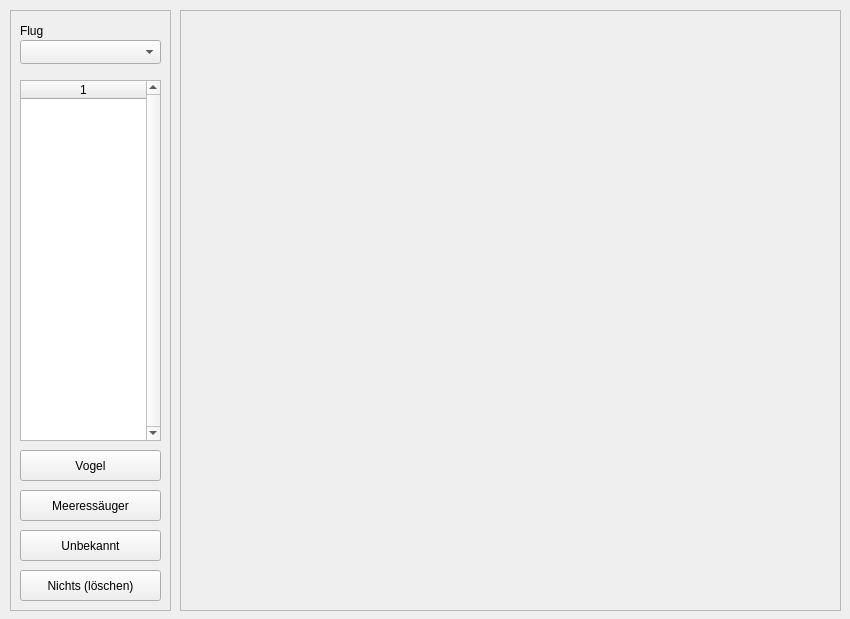
ifaoe/2014-10-Bird-View, file mainwindow.ui: the form before one commit.
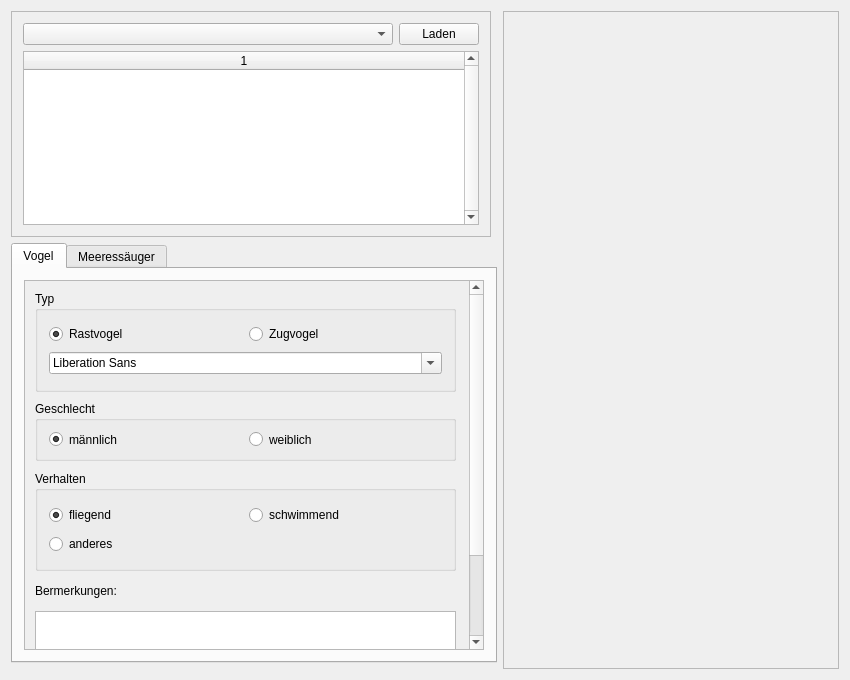
The form after the commit.

Diff of the .ui file:
```diff
--- a/mainwindow.ui
+++ b/mainwindow.ui
@@ -7,169 +7,381 @@
     <x>0</x>
     <y>0</y>
     <width>850</width>
-    <height>619</height>
+    <height>680</height>
    </rect>
   </property>
+  <property name="minimumSize">
+   <size>
+    <width>0</width>
+    <height>640</height>
+   </size>
+  </property>
   <property name="windowTitle">
    <string>MainWindow</string>
   </property>
   <widget class="QWidget" name="centralWidget">
-   <widget class="QFrame" name="frame">
-    <property name="geometry">
-     <rect>
-      <x>180</x>
-      <y>10</y>
-      <width>661</width>
-      <height>601</height>
-     </rect>
-    </property>
-    <property name="frameShape">
-     <enum>QFrame::StyledPanel</enum>
-    </property>
-    <property name="frameShadow">
-     <enum>QFrame::Raised</enum>
-    </property>
-    <widget class="QScrollArea" name="scrollArea">
-     <property name="geometry">
-      <rect>
-       <x>0</x>
-       <y>0</y>
-       <width>661</width>
-       <height>601</height>
-      </rect>
-     </property>
-     <property name="widgetResizable">
-      <bool>true</bool>
-     </property>
-     <widget class="QWidget" name="scrollAreaWidgetContents">
-      <property name="geometry">
-       <rect>
-        <x>0</x>
-        <y>0</y>
-        <width>657</width>
-        <height>597</height>
-       </rect>
+   <property name="layoutDirection">
+    <enum>Qt::LeftToRight</enum>
+   </property>
+   <layout class="QGridLayout" name="gridLayout_3">
+    <item row="0" column="1" rowspan="3">
+     <widget class="QScrollArea" name="scrArea">
+      <property name="widgetResizable">
+       <bool>true</bool>
       </property>
+      <widget class="QWidget" name="wdgImage">
+       <property name="geometry">
+        <rect>
+         <x>0</x>
+         <y>0</y>
+         <width>342</width>
+         <height>660</height>
+        </rect>
+       </property>
+       <zorder>frame_2</zorder>
+       <zorder>frame_2</zorder>
+       <zorder>frame_2</zorder>
+      </widget>
      </widget>
-    </widget>
-   </widget>
-   <widget class="QFrame" name="frame_2">
-    <property name="geometry">
-     <rect>
-      <x>10</x>
-      <y>10</y>
-      <width>161</width>
-      <height>601</height>
-     </rect>
-    </property>
-    <property name="frameShape">
-     <enum>QFrame::StyledPanel</enum>
-    </property>
-    <property name="frameShadow">
-     <enum>QFrame::Raised</enum>
-    </property>
-    <widget class="QTableWidget" name="tableWidget">
-     <property name="geometry">
-      <rect>
-       <x>10</x>
-       <y>70</y>
-       <width>141</width>
-       <height>361</height>
-      </rect>
-     </property>
-     <property name="verticalScrollBarPolicy">
-      <enum>Qt::ScrollBarAlwaysOn</enum>
-     </property>
-     <property name="alternatingRowColors">
-      <bool>true</bool>
-     </property>
-     <property name="columnCount">
-      <number>1</number>
-     </property>
-     <attribute name="horizontalHeaderCascadingSectionResizes">
-      <bool>true</bool>
-     </attribute>
-     <attribute name="horizontalHeaderStretchLastSection">
-      <bool>true</bool>
-     </attribute>
-     <column/>
-    </widget>
-    <widget class="QPushButton" name="btnBird">
-     <property name="geometry">
-      <rect>
-       <x>10</x>
-       <y>440</y>
-       <width>141</width>
-       <height>31</height>
-      </rect>
-     </property>
-     <property name="text">
-      <string>Vogel</string>
-     </property>
-    </widget>
-    <widget class="QPushButton" name="btnMammal">
-     <property name="geometry">
-      <rect>
-       <x>10</x>
-       <y>480</y>
-       <width>141</width>
-       <height>31</height>
-      </rect>
-     </property>
-     <property name="text">
-      <string>Meeressäuger</string>
-     </property>
-    </widget>
-    <widget class="QPushButton" name="btnTrash">
-     <property name="geometry">
-      <rect>
-       <x>10</x>
-       <y>560</y>
-       <width>141</width>
-       <height>31</height>
-      </rect>
-     </property>
-     <property name="text">
-      <string>Nichts (löschen)</string>
-     </property>
-    </widget>
-    <widget class="QPushButton" name="btnUfo">
-     <property name="geometry">
-      <rect>
-       <x>10</x>
-       <y>520</y>
-       <width>141</width>
-       <height>31</height>
-      </rect>
-     </property>
-     <property name="text">
-      <string>Unbekannt</string>
-     </property>
-    </widget>
-    <widget class="QComboBox" name="cmbSession">
-     <property name="geometry">
-      <rect>
-       <x>10</x>
-       <y>30</y>
-       <width>141</width>
-       <height>24</height>
-      </rect>
-     </property>
-    </widget>
-    <widget class="QLabel" name="lblSession">
-     <property name="geometry">
-      <rect>
-       <x>10</x>
-       <y>10</y>
-       <width>141</width>
-       <height>21</height>
-      </rect>
-     </property>
-     <property name="text">
-      <string>Flug</string>
-     </property>
-    </widget>
-   </widget>
+    </item>
+    <item row="0" column="0">
+     <widget class="QFrame" name="frame">
+      <property name="sizePolicy">
+       <sizepolicy hsizetype="Fixed" vsizetype="MinimumExpanding">
+        <horstretch>0</horstretch>
+        <verstretch>0</verstretch>
+       </sizepolicy>
+      </property>
+      <property name="minimumSize">
+       <size>
+        <width>480</width>
+        <height>200</height>
+       </size>
+      </property>
+      <property name="frameShape">
+       <enum>QFrame::StyledPanel</enum>
+      </property>
+      <property name="frameShadow">
+       <enum>QFrame::Raised</enum>
+      </property>
+      <layout class="QGridLayout" name="gridLayout_4">
+       <item row="0" column="0">
+        <widget class="QComboBox" name="cmbSession"/>
+       </item>
+       <item row="1" column="0" colspan="2">
+        <widget class="QTableWidget" name="tblObjects">
+         <property name="verticalScrollBarPolicy">
+          <enum>Qt::ScrollBarAlwaysOn</enum>
+         </property>
+         <property name="alternatingRowColors">
+          <bool>true</bool>
+         </property>
+         <property name="columnCount">
+          <number>1</number>
+         </property>
+         <attribute name="horizontalHeaderCascadingSectionResizes">
+          <bool>true</bool>
+         </attribute>
+         <attribute name="horizontalHeaderStretchLastSection">
+          <bool>true</bool>
+         </attribute>
+         <column/>
+        </widget>
+       </item>
+       <item row="0" column="1">
+        <widget class="QPushButton" name="btnSession">
+         <property name="sizePolicy">
+          <sizepolicy hsizetype="Fixed" vsizetype="Fixed">
+           <horstretch>0</horstretch>
+           <verstretch>0</verstretch>
+          </sizepolicy>
+         </property>
+         <property name="text">
+          <string>Laden</string>
+         </property>
+        </widget>
+       </item>
+      </layout>
+     </widget>
+    </item>
+    <item row="1" column="0">
+     <widget class="QTabWidget" name="wdgTabTypes">
+      <property name="sizePolicy">
+       <sizepolicy hsizetype="Fixed" vsizetype="MinimumExpanding">
+        <horstretch>0</horstretch>
+        <verstretch>0</verstretch>
+       </sizepolicy>
+      </property>
+      <property name="minimumSize">
+       <size>
+        <width>480</width>
+        <height>420</height>
+       </size>
+      </property>
+      <property name="currentIndex">
+       <number>0</number>
+      </property>
+      <widget class="QWidget" name="tabBird">
+       <attribute name="title">
+        <string>Vogel</string>
+       </attribute>
+       <layout class="QGridLayout" name="gridLayout_2">
+        <item row="0" column="0">
+         <widget class="QScrollArea" name="scrollArea">
+          <property name="sizePolicy">
+           <sizepolicy hsizetype="Fixed" vsizetype="Expanding">
+            <horstretch>0</horstretch>
+            <verstretch>0</verstretch>
+           </sizepolicy>
+          </property>
+          <property name="minimumSize">
+           <size>
+            <width>460</width>
+            <height>0</height>
+           </size>
+          </property>
+          <property name="widgetResizable">
+           <bool>true</bool>
+          </property>
+          <widget class="QWidget" name="scrollAreaWidgetContents_3">
+           <property name="geometry">
+            <rect>
+             <x>0</x>
+             <y>0</y>
+             <width>444</width>
+             <height>480</height>
+            </rect>
+           </property>
+           <property name="sizePolicy">
+            <sizepolicy hsizetype="Preferred" vsizetype="MinimumExpanding">
+             <horstretch>0</horstretch>
+             <verstretch>0</verstretch>
+            </sizepolicy>
+           </property>
+           <property name="minimumSize">
+            <size>
+             <width>0</width>
+             <height>480</height>
+            </size>
+           </property>
+           <widget class="QGroupBox" name="groupBox_2">
+            <property name="geometry">
+             <rect>
+              <x>10</x>
+              <y>120</y>
+              <width>421</width>
+              <height>60</height>
+             </rect>
+            </property>
+            <property name="sizePolicy">
+             <sizepolicy hsizetype="MinimumExpanding" vsizetype="Fixed">
+              <horstretch>0</horstretch>
+              <verstretch>0</verstretch>
+             </sizepolicy>
+            </property>
+            <property name="autoFillBackground">
+             <bool>false</bool>
+            </property>
+            <property name="title">
+             <string>Geschlecht</string>
+            </property>
+            <property name="flat">
+             <bool>false</bool>
+            </property>
+            <layout class="QHBoxLayout" name="horizontalLayout_5">
+             <item>
+              <widget class="QRadioButton" name="rbMaleMB">
+               <property name="text">
+                <string>männlich</string>
+               </property>
+               <property name="checked">
+                <bool>true</bool>
+               </property>
+               <attribute name="buttonGroup">
+                <string notr="true">btngBirdGnd</string>
+               </attribute>
+              </widget>
+             </item>
+             <item>
+              <widget class="QRadioButton" name="rbFemaleMB">
+               <property name="text">
+                <string>weiblich</string>
+               </property>
+               <attribute name="buttonGroup">
+                <string notr="true">btngBirdGnd</string>
+               </attribute>
+              </widget>
+             </item>
+            </layout>
+           </widget>
+           <widget class="QPushButton" name="btnReady">
+            <property name="geometry">
+             <rect>
+              <x>10</x>
+              <y>450</y>
+              <width>421</width>
+              <height>23</height>
+             </rect>
+            </property>
+            <property name="text">
+             <string>Fertig</string>
+            </property>
+           </widget>
+           <widget class="QLabel" name="label">
+            <property name="geometry">
+             <rect>
+              <x>10</x>
+              <y>300</y>
+              <width>421</width>
+              <height>20</height>
+             </rect>
+            </property>
+            <property name="text">
+             <string>Bermerkungen:</string>
+            </property>
+           </widget>
+           <widget class="QGroupBox" name="groupBox">
+            <property name="geometry">
+             <rect>
+              <x>10</x>
+              <y>190</y>
+              <width>421</width>
+              <height>100</height>
+             </rect>
+            </property>
+            <property name="sizePolicy">
+             <sizepolicy hsizetype="MinimumExpanding" vsizetype="Fixed">
+              <horstretch>0</horstretch>
+              <verstretch>0</verstretch>
+             </sizepolicy>
+            </property>
+            <property name="minimumSize">
+             <size>
+              <width>0</width>
+              <height>80</height>
+             </size>
+            </property>
+            <property name="title">
+             <string>Verhalten</string>
+            </property>
+            <layout class="QGridLayout" name="gridLayout">
+             <item row="0" column="0">
+              <widget class="QRadioButton" name="rbFlyMB">
+               <property name="sizePolicy">
+                <sizepolicy hsizetype="MinimumExpanding" vsizetype="Fixed">
+                 <horstretch>0</horstretch>
+                 <verstretch>0</verstretch>
+                </sizepolicy>
+               </property>
+               <property name="text">
+                <string>fliegend</string>
+               </property>
+               <property name="checked">
+                <bool>true</bool>
+               </property>
+               <attribute name="buttonGroup">
+                <string notr="true">btngBirdBhv</string>
+               </attribute>
+              </widget>
+             </item>
+             <item row="0" column="1">
+              <widget class="QRadioButton" name="rbSwimMB">
+               <property name="sizePolicy">
+                <sizepolicy hsizetype="MinimumExpanding" vsizetype="Fixed">
+                 <horstretch>0</horstretch>
+                 <verstretch>0</verstretch>
+                </sizepolicy>
+               </property>
+               <property name="text">
+                <string>schwimmend</string>
+               </property>
+               <attribute name="buttonGroup">
+                <string notr="true">btngBirdBhv</string>
+               </attribute>
+              </widget>
+             </item>
+             <item row="1" column="0">
+              <widget class="QRadioButton" name="radioButton_3">
+               <property name="text">
+                <string>anderes</string>
+               </property>
+               <attribute name="buttonGroup">
+                <string notr="true">btngBirdBhv</string>
+               </attribute>
+              </widget>
+             </item>
+            </layout>
+           </widget>
+           <widget class="QGroupBox" name="groupBox_3">
+            <property name="geometry">
+             <rect>
+              <x>10</x>
+              <y>10</y>
+              <width>421</width>
+              <height>101</height>
+             </rect>
+            </property>
+            <property name="sizePolicy">
+             <sizepolicy hsizetype="Expanding" vsizetype="Fixed">
+              <horstretch>0</horstretch>
+              <verstretch>0</verstretch>
+             </sizepolicy>
+            </property>
+            <property name="title">
+             <string>Typ</string>
+            </property>
+            <layout class="QGridLayout" name="gridLayout_5">
+             <item row="0" column="1">
+              <widget class="QRadioButton" name="radioButton_2">
+               <property name="text">
+                <string>Zugvogel</string>
+               </property>
+               <attribute name="buttonGroup">
+                <string notr="true">btngBirdType</string>
+               </attribute>
+              </widget>
+             </item>
+             <item row="0" column="0">
+              <widget class="QRadioButton" name="radioButton">
+               <property name="text">
+                <string>Rastvogel</string>
+               </property>
+               <property name="checked">
+                <bool>true</bool>
+               </property>
+               <attribute name="buttonGroup">
+                <string notr="true">btngBirdType</string>
+               </attribute>
+              </widget>
+             </item>
+             <item row="1" column="0" colspan="2">
+              <widget class="QFontComboBox" name="fontComboBox"/>
+             </item>
+            </layout>
+           </widget>
+           <widget class="QPlainTextEdit" name="txtRemarksMB">
+            <property name="geometry">
+             <rect>
+              <x>10</x>
+              <y>330</y>
+              <width>421</width>
+              <height>111</height>
+             </rect>
+            </property>
+           </widget>
+          </widget>
+         </widget>
+        </item>
+       </layout>
+      </widget>
+      <widget class="QWidget" name="tabMammal">
+       <attribute name="title">
+        <string>Meeressäuger</string>
+       </attribute>
+      </widget>
+     </widget>
+    </item>
+   </layout>
   </widget>
  </widget>
  <layoutdefault spacing="6" margin="11"/>
```
Left out of the diff: 5 changed lines with no effect on the pictures.
